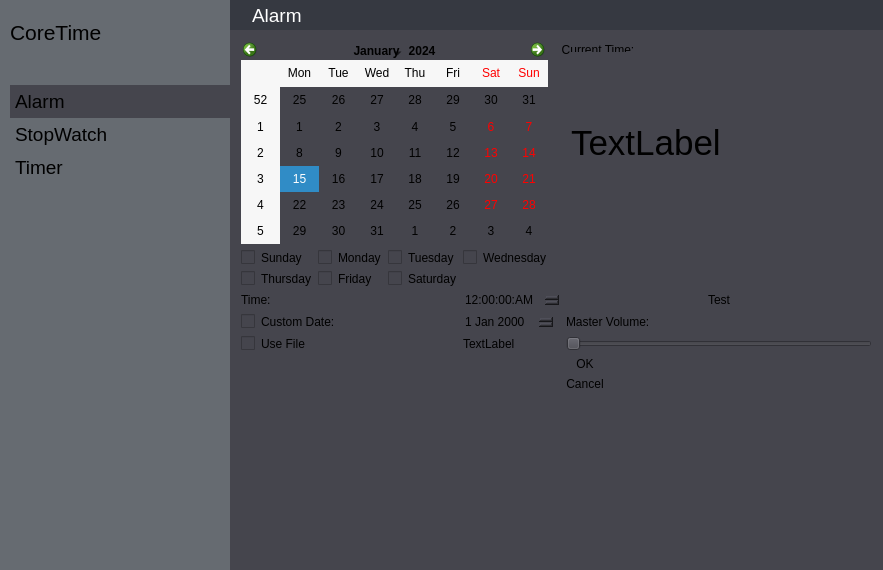
rahmanshaber/corebox, file coretime/coretime.ui: the form before one commit.
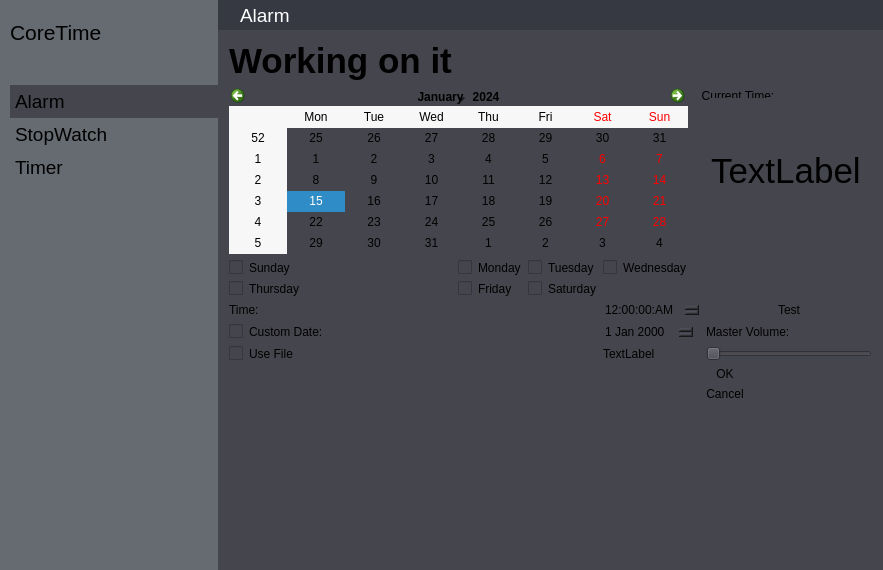
The form after the commit. Icons and pictures are not drawn.

What changed in the file:
```diff
--- a/coretime/coretime.ui
+++ b/coretime/coretime.ui
@@ -381,7 +381,31 @@
      </property>
      <widget class="QWidget" name="palarm">
       <layout class="QGridLayout" name="gridLayout">
-       <item row="8" column="6">
+       <item row="6" column="0">
+        <widget class="QLabel" name="label_2">
+         <property name="text">
+          <string>Time:</string>
+         </property>
+        </widget>
+       </item>
+       <item row="2" column="0">
+        <widget class="QCheckBox" name="chkSun">
+         <property name="text">
+          <string>Sunday</string>
+         </property>
+        </widget>
+       </item>
+       <item row="7" column="3" colspan="2">
+        <widget class="QDateEdit" name="CustEdit"/>
+       </item>
+       <item row="2" column="1">
+        <widget class="QCheckBox" name="chkMon">
+         <property name="text">
+          <string>Monday</string>
+         </property>
+        </widget>
+       </item>
+       <item row="9" column="6">
         <widget class="QDialogButtonBox" name="listAlmBtn">
          <property name="orientation">
           <enum>Qt::Vertical</enum>
@@ -391,121 +415,70 @@
          </property>
         </widget>
        </item>
-       <item row="6" column="6">
-        <widget class="QLabel" name="label">
-         <property name="text">
-          <string>Master Volume:</string>
-         </property>
-        </widget>
-       </item>
-       <item row="8" column="0" colspan="4">
-        <widget class="QListWidget" name="listWidget"/>
-       </item>
-       <item row="5" column="6">
-        <widget class="QPushButton" name="TestBtn">
-         <property name="text">
-          <string>Test</string>
-         </property>
-        </widget>
-       </item>
-       <item row="5" column="3" colspan="3">
-        <widget class="QTimeEdit" name="timeEdit">
-         <property name="displayFormat">
-          <string>hh:mm:ss:AP</string>
-         </property>
-        </widget>
-       </item>
-       <item row="7" column="6">
-        <widget class="QSlider" name="VolumeSlider">
-         <property name="orientation">
-          <enum>Qt::Horizontal</enum>
-         </property>
-        </widget>
-       </item>
-       <item row="1" column="0">
-        <widget class="QCheckBox" name="chkSun">
-         <property name="text">
-          <string>Sunday</string>
-         </property>
-        </widget>
-       </item>
-       <item row="0" column="0" colspan="4">
-        <widget class="QCalendarWidget" name="calendarWidget"/>
-       </item>
-       <item row="5" column="0">
-        <widget class="QLabel" name="label_2">
-         <property name="text">
-          <string>Time:</string>
-         </property>
-        </widget>
-       </item>
-       <item row="7" column="3">
-        <widget class="QLabel" name="txtSoundPath">
-         <property name="text">
-          <string>TextLabel</string>
-         </property>
-        </widget>
-       </item>
-       <item row="6" column="0" colspan="2">
+       <item row="7" column="0" colspan="2">
         <widget class="QCheckBox" name="chkCustom">
          <property name="text">
           <string>Custom Date:</string>
          </property>
         </widget>
        </item>
-       <item row="6" column="3" colspan="2">
-        <widget class="QDateEdit" name="CustEdit"/>
-       </item>
-       <item row="7" column="0">
-        <widget class="QCheckBox" name="chkSounds">
-         <property name="text">
-          <string>Use File</string>
-         </property>
-        </widget>
-       </item>
-       <item row="1" column="1">
-        <widget class="QCheckBox" name="chkMon">
-         <property name="text">
-          <string>Monday</string>
-         </property>
-        </widget>
-       </item>
-       <item row="1" column="2">
-        <widget class="QCheckBox" name="chkTues">
-         <property name="text">
-          <string>Tuesday</string>
-         </property>
-        </widget>
-       </item>
-       <item row="1" column="3">
+       <item row="2" column="3">
         <widget class="QCheckBox" name="chkWed">
          <property name="text">
           <string>Wednesday</string>
          </property>
         </widget>
        </item>
-       <item row="2" column="0">
+       <item row="3" column="0">
         <widget class="QCheckBox" name="chkThurs">
          <property name="text">
           <string>Thursday</string>
          </property>
         </widget>
        </item>
-       <item row="2" column="2">
+       <item row="3" column="2">
         <widget class="QCheckBox" name="chkSat">
          <property name="text">
           <string>Saturday</string>
          </property>
         </widget>
        </item>
-       <item row="2" column="1">
+       <item row="8" column="3">
+        <widget class="QLabel" name="txtSoundPath">
+         <property name="text">
+          <string>TextLabel</string>
+         </property>
+        </widget>
+       </item>
+       <item row="8" column="6">
+        <widget class="QSlider" name="VolumeSlider">
+         <property name="orientation">
+          <enum>Qt::Horizontal</enum>
+         </property>
+        </widget>
+       </item>
+       <item row="6" column="6">
+        <widget class="QPushButton" name="TestBtn">
+         <property name="text">
+          <string>Test</string>
+         </property>
+        </widget>
+       </item>
+       <item row="6" column="3" colspan="3">
+        <widget class="QTimeEdit" name="timeEdit">
+         <property name="displayFormat">
+          <string>hh:mm:ss:AP</string>
+         </property>
+        </widget>
+       </item>
+       <item row="3" column="1">
         <widget class="QCheckBox" name="chkFri">
          <property name="text">
           <string>Friday</string>
          </property>
         </widget>
        </item>
-       <item row="0" column="5" colspan="2">
+       <item row="1" column="5" colspan="2">
         <widget class="QGroupBox" name="groupBox">
          <property name="enabled">
           <bool>true</bool>
@@ -550,6 +523,47 @@
          </layout>
         </widget>
        </item>
+       <item row="8" column="0">
+        <widget class="QCheckBox" name="chkSounds">
+         <property name="text">
+          <string>Use File</string>
+         </property>
+        </widget>
+       </item>
+       <item row="9" column="0" colspan="4">
+        <widget class="QListWidget" name="listWidget"/>
+       </item>
+       <item row="7" column="6">
+        <widget class="QLabel" name="label">
+         <property name="text">
+          <string>Master Volume:</string>
+         </property>
+        </widget>
+       </item>
+       <item row="2" column="2">
+        <widget class="QCheckBox" name="chkTues">
+         <property name="text">
+          <string>Tuesday</string>
+         </property>
+        </widget>
+       </item>
+       <item row="1" column="0" colspan="4">
+        <widget class="QCalendarWidget" name="calendarWidget"/>
+       </item>
+       <item row="0" column="0">
+        <widget class="QLabel" name="label_4">
+         <property name="font">
+          <font>
+           <pointsize>26</pointsize>
+           <weight>75</weight>
+           <bold>true</bold>
+          </font>
+         </property>
+         <property name="text">
+          <string>Working on it</string>
+         </property>
+        </widget>
+       </item>
       </layout>
      </widget>
      <widget class="QWidget" name="pstopwatch">
```
